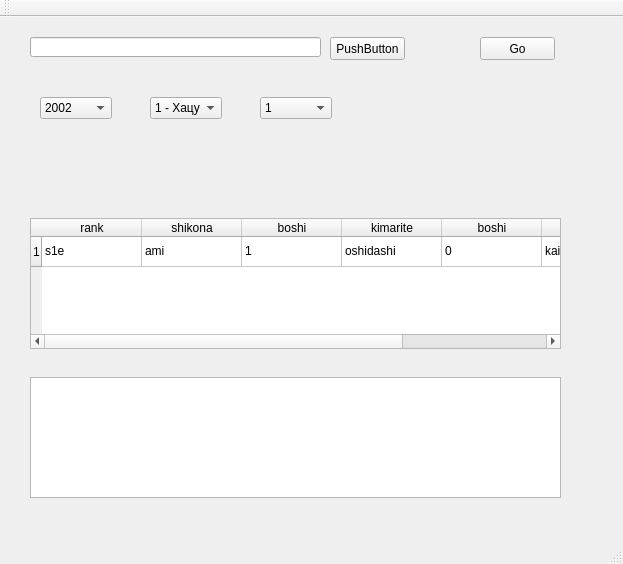
First picture: the form in mainwindow.ui, repository akdtg/ozumo, before the edit.
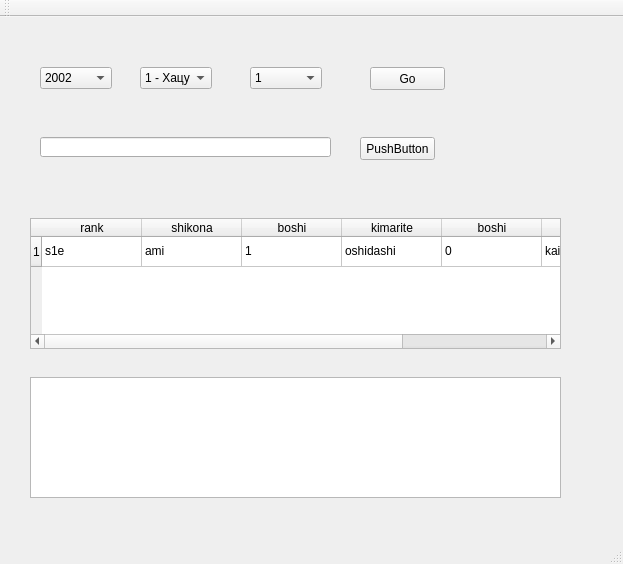
Second picture: the form after the edit.

Commit message: ui widgets are rearranged

Patch:
```diff
--- a/mainwindow.ui
+++ b/mainwindow.ui
@@ -27,8 +27,8 @@
    <widget class="QPushButton" name="pushButton">
     <property name="geometry">
      <rect>
-      <x>330</x>
-      <y>20</y>
+      <x>360</x>
+      <y>120</y>
       <width>75</width>
       <height>23</height>
      </rect>
@@ -40,8 +40,8 @@
    <widget class="QLineEdit" name="lineEdit">
     <property name="geometry">
      <rect>
-      <x>30</x>
-      <y>20</y>
+      <x>40</x>
+      <y>120</y>
       <width>291</width>
       <height>20</height>
      </rect>
@@ -135,8 +135,8 @@
    <widget class="QPushButton" name="pushButton_Go">
     <property name="geometry">
      <rect>
-      <x>480</x>
-      <y>20</y>
+      <x>370</x>
+      <y>50</y>
       <width>75</width>
       <height>23</height>
      </rect>
@@ -149,7 +149,7 @@
     <property name="geometry">
      <rect>
       <x>40</x>
-      <y>80</y>
+      <y>50</y>
       <width>72</width>
       <height>22</height>
      </rect>
@@ -208,8 +208,8 @@
    <widget class="QComboBox" name="comboBox_2">
     <property name="geometry">
      <rect>
-      <x>150</x>
-      <y>80</y>
+      <x>140</x>
+      <y>50</y>
       <width>72</width>
       <height>22</height>
      </rect>
@@ -248,8 +248,8 @@
    <widget class="QComboBox" name="comboBox_3">
     <property name="geometry">
      <rect>
-      <x>260</x>
-      <y>80</y>
+      <x>250</x>
+      <y>50</y>
       <width>72</width>
       <height>22</height>
      </rect>
```
Left out of the diff: 12 changed lines with no effect on the pictures.
